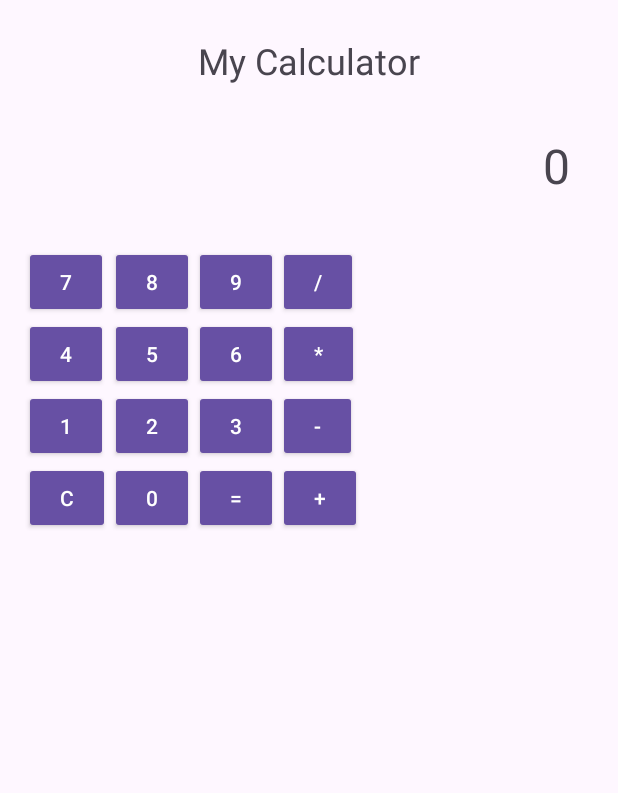
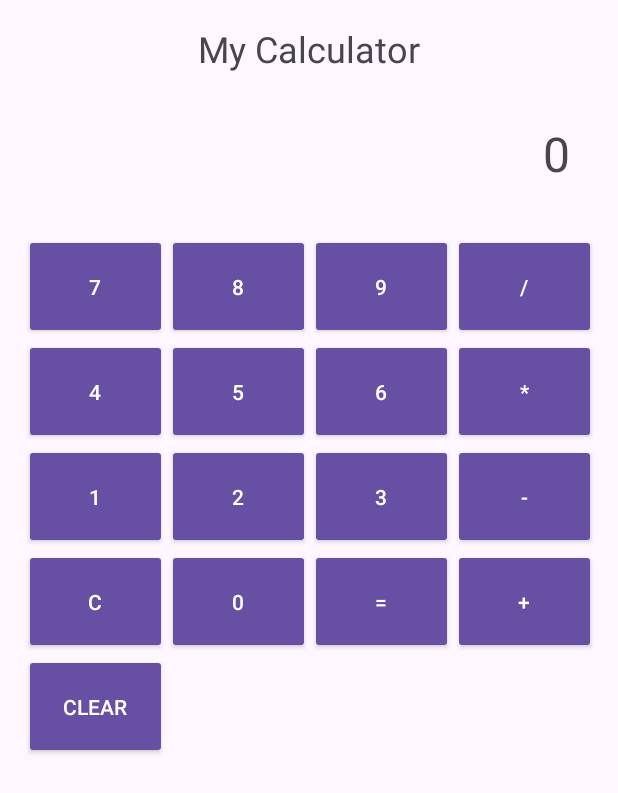
Before and after one commit to martinwainaina254/my-calculator-app, an Android app: the screen it shows after launch (MainActivity), on a phone screen of 412 x 824 dp. Shown: the top 793 px of the screen. Run offline under Robolectric (Android 15) with nearby library versions, the phone set to English and light mode, and no system bars.

Commit message:
New Commit

```diff
--- a/app/src/main/java/com/codexoftinnovations/calculator/MainActivity.kt
+++ b/app/src/main/java/com/codexoftinnovations/calculator/MainActivity.kt
@@ -67,6 +67,22 @@ class MainActivity : AppCompatActivity() {
             lastDot = false
         }
 
+        findViewById<Button>(R.id.btnRemove).setOnClickListener {
+            val inputText = input.text.toString()
+
+            if (inputText.isNotEmpty()) {
+                // Remove the last character
+                input.text = inputText.substring(0, inputText.length - 1)
+            }
+
+            // Update the result if needed
+            tvResult.text = if (input.text.isEmpty()) "0" else input.text
+
+            // Update flags based on the new last character (optional)
+            lastNumeric = input.text.lastOrNull()?.isDigit() == true
+            lastDot = input.text.endsWith(".")
+        }
+
         // Equal button
         findViewById<Button>(R.id.btnEqual).setOnClickListener {
             if (lastNumeric) {
--- a/app/src/main/res/layout/activity_main.xml
+++ b/app/src/main/res/layout/activity_main.xml
@@ -8,18 +8,19 @@
     tools:context=".MainActivity">
 
     <!-- Calculator Title -->
+
+    <!-- Display for Calculation Result -->
     <TextView
         android:id="@+id/textView2"
         android:layout_width="wrap_content"
         android:layout_height="wrap_content"
-        android:layout_marginTop="24dp"
+        android:layout_marginTop="16dp"
         android:text="My Calculator"
         android:textSize="24sp"
         app:layout_constraintEnd_toEndOf="parent"
         app:layout_constraintStart_toStartOf="parent"
         app:layout_constraintTop_toTopOf="parent" />
 
-    <!-- Display for Calculation Result -->
     <TextView
         android:id="@+id/tvResult"
         android:layout_width="0dp"
@@ -53,82 +54,121 @@
         <Button
             android:id="@+id/btn7"
             style="?android:attr/buttonStyleSmall"
+            android:layout_width="95dp"
+            android:layout_height="70dp"
             android:text="7" />
 
         <Button
             android:id="@+id/btn8"
             style="?android:attr/buttonStyleSmall"
+            android:layout_width="95dp"
+            android:layout_height="70dp"
             android:text="8" />
 
         <Button
             android:id="@+id/btn9"
+            android:layout_width="95dp"
+            android:layout_height="70dp"
             style="?android:attr/buttonStyleSmall"
             android:text="9" />
 
         <Button
             android:id="@+id/btnDivide"
+            android:layout_width="95dp"
+            android:layout_height="70dp"
             style="?android:attr/buttonStyleSmall"
             android:text="/" />
 
         <Button
             android:id="@+id/btn4"
+            android:layout_width="95dp"
+            android:layout_height="70dp"
             style="?android:attr/buttonStyleSmall"
             android:text="4" />
 
         <Button
             android:id="@+id/btn5"
+            android:layout_width="95dp"
+            android:layout_height="70dp"
             style="?android:attr/buttonStyleSmall"
             android:text="5" />
 
         <Button
             android:id="@+id/btn6"
+            android:layout_width="95dp"
+            android:layout_height="70dp"
             style="?android:attr/buttonStyleSmall"
             android:text="6" />
 
         <Button
             android:id="@+id/btnMultiply"
+            android:layout_width="95dp"
+            android:layout_height="70dp"
             style="?android:attr/buttonStyleSmall"
             android:text="*" />
 
         <Button
             android:id="@+id/btn1"
+            android:layout_width="95dp"
+            android:layout_height="70dp"
             style="?android:attr/buttonStyleSmall"
             android:text="1" />
 
         <Button
             android:id="@+id/btn2"
+            android:layout_width="95dp"
+            android:layout_height="70dp"
             style="?android:attr/buttonStyleSmall"
             android:text="2" />
 
         <Button
             android:id="@+id/btn3"
+            android:layout_width="95dp"
+            android:layout_height="70dp"
             style="?android:attr/buttonStyleSmall"
             android:text="3" />
 
         <Button
             android:id="@+id/btnSubtract"
+            android:layout_width="95dp"
+            android:layout_height="70dp"
             style="?android:attr/buttonStyleSmall"
             android:text="-" />
 
         <Button
             android:id="@+id/btnClear"
+            android:layout_width="95dp"
+            android:layout_height="70dp"
             style="?android:attr/buttonStyleSmall"
             android:text="C" />
 
         <Button
             android:id="@+id/btn0"
+            android:layout_width="95dp"
+            android:layout_height="70dp"
             style="?android:attr/buttonStyleSmall"
             android:text="0" />
 
         <Button
             android:id="@+id/btnEqual"
+            android:layout_width="95dp"
+            android:layout_height="70dp"
             style="?android:attr/buttonStyleSmall"
             android:text="=" />
 
         <Button
             android:id="@+id/btnAdd"
+            android:layout_width="95dp"
+            android:layout_height="70dp"
             style="?android:attr/buttonStyleSmall"
             android:text="+" />
+
+        <Button
+            android:id="@+id/btnRemove"
+            android:layout_width="95dp"
+            android:layout_height="70dp"
+            style="?android:attr/buttonStyleSmall"
+            android:text="Clear" />
     </GridLayout>
 
 </androidx.constraintlayout.widget.ConstraintLayout>
```
